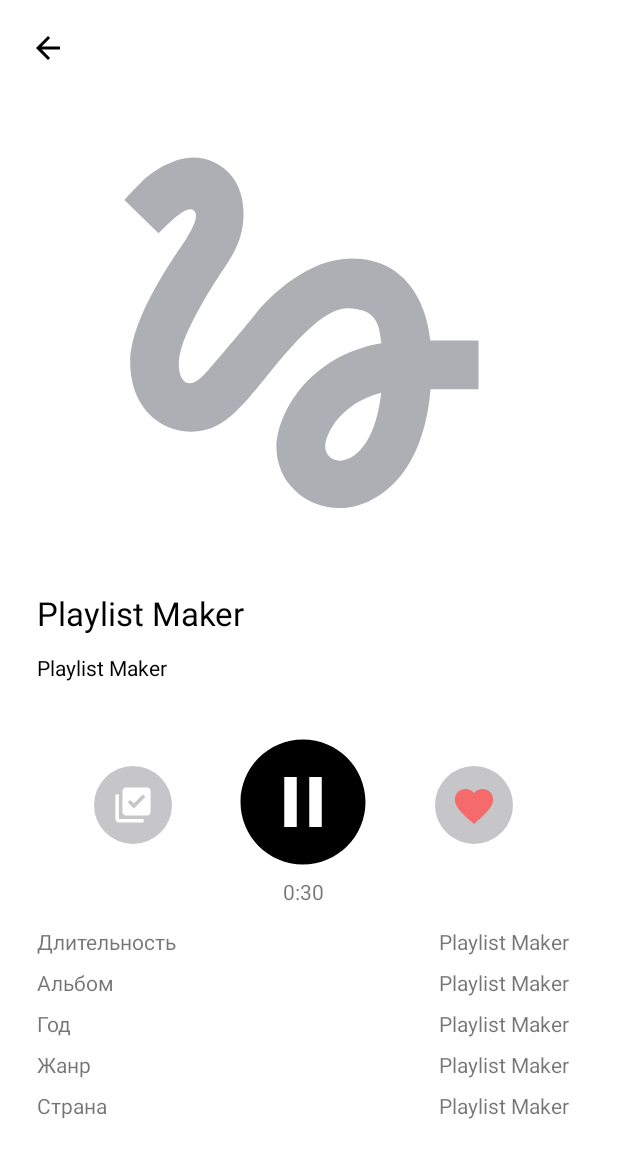
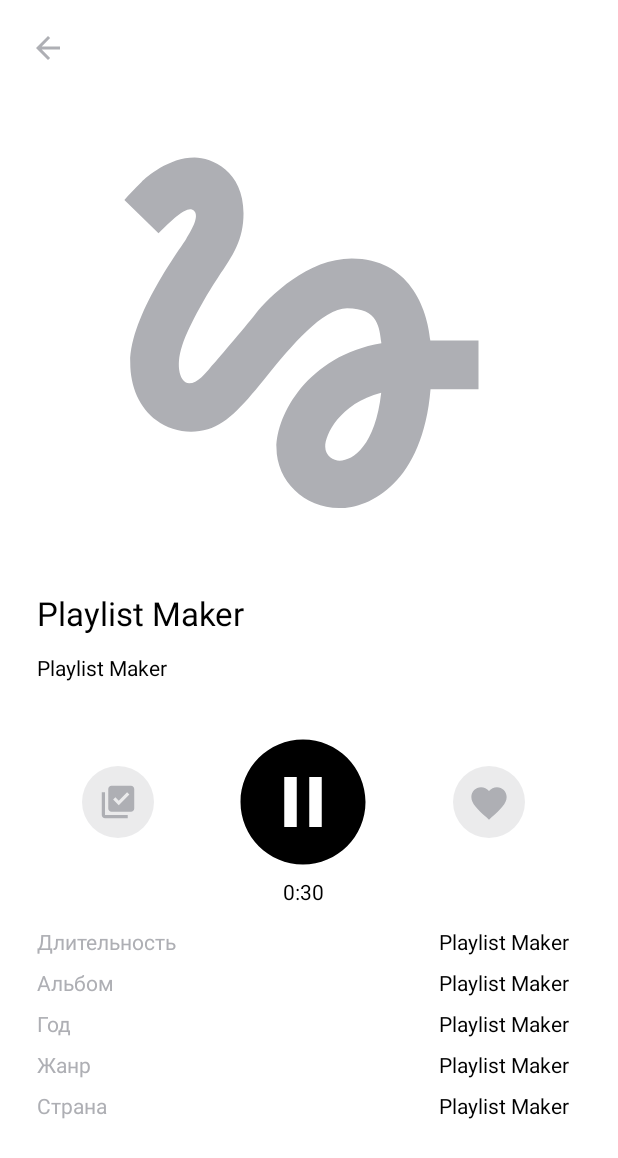
Before and after one commit to Plantik1337/PlaylistMaker, an Android app: the PlayerActivity screen opened directly, with no data from a screen before it, on a phone screen of 412 x 824 dp. Shown: the top 1158 px of the screen. Run offline under Robolectric (Android 15) with nearby library versions, the phone set to English and light mode, and no system bars; pictures from the network do not load; 9 statements that could not run were skipped.

Commit message:
Спринт 13

```diff
--- a/app/src/main/java/com/example/playlistmaker/PlayerActivity.kt
+++ b/app/src/main/java/com/example/playlistmaker/PlayerActivity.kt
@@ -1,10 +1,19 @@
 package com.example.playlistmaker
 
 import android.os.Bundle
+import android.view.View
+import android.widget.ImageButton
+import android.widget.ImageView
 import android.widget.TextView
 import androidx.appcompat.app.AppCompatActivity
+import com.bumptech.glide.Glide
+import java.text.SimpleDateFormat
+import java.time.Instant
+import java.time.Year
+import java.time.format.DateTimeFormatter
+import java.util.Locale
 
-class PlayerActivity: AppCompatActivity() {
+class PlayerActivity : AppCompatActivity() {
 
 
     override fun onCreate(savedInstanceState: Bundle?) {
@@ -15,19 +24,45 @@ class PlayerActivity: AppCompatActivity() {
         val sharedPreferences = getSharedPreferences(HISTORY_LIST, MODE_PRIVATE)
         val contentForPage = historyTransaction.read(sharedPreferences)
 
+        val backButton = findViewById<ImageButton>(R.id.menu_button)
+        backButton.setOnClickListener {
+            finish()
+        }
+
+        val trackName = findViewById<TextView>(R.id.songNamePlayer)
+        val autorName = findViewById<TextView>(R.id.autorName)
+        val albumImage = findViewById<ImageView>(R.id.albumPlayerImageView)
         val duration = findViewById<TextView>(R.id.playerSongDurationTextViewData)
         val album = findViewById<TextView>(R.id.playerAlbumNameData)
+        val albumMessage = findViewById<TextView>(R.id.playerAlbumName)
         val yearOfRelease = findViewById<TextView>(R.id.yearOfReliseData)
         val genre = findViewById<TextView>(R.id.genreData)
         val country = findViewById<TextView>(R.id.сountryData)
 
-        duration.setText(contentForPage[0].trackTimeMillis)
-//        if (contentForPage[0].collectionName.isNullOrEmpty() or contentForPage[0].collectionName.equals(contentForPage[0].trackName) ){
-//            album.visibility = View.GONE
-//        }else{}
+        trackName.setText(contentForPage[0].trackName)
+        autorName.setText(contentForPage[0].artistName)
+
+        Glide.with(albumImage)
+            .load(contentForPage[0].artworkUrl100.replaceAfterLast('/', "512x512bb.jpg"))
+            .placeholder(R.drawable.placeholder)
+            .error(R.drawable.placeholder)
+            .into(albumImage)
+
+        duration.setText(
+            SimpleDateFormat(
+                "mm:ss",
+                Locale.getDefault()
+            ).format(contentForPage[0].trackTimeMillis.toLong())
+        )
+
+        if(contentForPage[0].collectionExplicitness == "notExplicit"){
+            albumMessage.visibility = View.GONE
+            album.visibility = View.GONE
+        }
+        else{
             album.setText(contentForPage[0].collectionName)
-
-        yearOfRelease.setText(contentForPage[0].releaseDate)
+        }
+        yearOfRelease.setText(contentForPage[0].releaseDate.substring(0, 4))
         genre.setText(contentForPage[0].primaryGenreName)
         country.setText(contentForPage[0].country)
     }
--- a/app/src/main/java/com/example/playlistmaker/Track.kt
+++ b/app/src/main/java/com/example/playlistmaker/Track.kt
@@ -14,4 +14,5 @@ data class Track(
     val country: String,
     val primaryGenreName: String,
     val collectionName: String,
+    val collectionExplicitness: String,
 )
--- a/app/src/main/res/layout/activity_player.xml
+++ b/app/src/main/res/layout/activity_player.xml
@@ -8,6 +8,7 @@
 
     <ImageButton
         android:id="@+id/menu_button"
+        style="@style/button_menu"
         android:layout_width="48dp"
         android:layout_height="48dp"
         android:layout_marginStart="8dp"
@@ -50,6 +51,7 @@
         app:layout_constraintTop_toBottomOf="@id/top_guideline" />
 
     <TextView
+        style="@style/playerDataText"
         android:id="@+id/songNamePlayer"
         android:layout_width="wrap_content"
         android:layout_height="wrap_content"
@@ -61,6 +63,7 @@
         app:layout_constraintTop_toBottomOf="@id/albumPlayerImageView" />
 
     <TextView
+        style="@style/playerDataText"
         android:id="@+id/autorName"
         android:layout_width="wrap_content"
         android:layout_height="wrap_content"
@@ -73,6 +76,7 @@
 
     <ImageView
         android:id="@+id/playPauseButton"
+        style="@style/playButton"
         android:layout_width="100dp"
         android:layout_height="100dp"
         android:layout_marginTop="30dp"
@@ -83,110 +87,131 @@
 
     <ImageView
         android:id="@+id/imageView"
-        android:layout_width="52dp"
-        android:layout_height="52dp"
+        android:layout_width="48dp"
+        android:layout_height="48dp"
         android:layout_marginTop="56dp"
+        android:layout_marginEnd="20dp"
         android:src="@drawable/button_add"
         app:layout_constraintEnd_toStartOf="@+id/playPauseButton"
         app:layout_constraintStart_toEndOf="@id/left_guideline"
-        app:layout_constraintTop_toBottomOf="@id/autorName" />
+        app:layout_constraintTop_toBottomOf="@id/autorName"
+        app:tint="@color/grey" />
 
     <ImageView
-        android:layout_width="52dp"
-        android:layout_height="52dp"
+        android:layout_width="48dp"
+        android:layout_height="48dp"
+        android:layout_marginStart="20dp"
         android:layout_marginTop="56dp"
         android:src="@drawable/button_like"
         app:layout_constraintEnd_toStartOf="@+id/right_guideline"
         app:layout_constraintStart_toEndOf="@+id/playPauseButton"
-        app:layout_constraintTop_toBottomOf="@id/autorName" />
+        app:layout_constraintTop_toBottomOf="@id/autorName"
+        app:tint="@color/grey" />
+
     <TextView
+        style="@style/playerDataText"
         android:id="@+id/trackTimeView"
         android:layout_width="wrap_content"
         android:layout_height="wrap_content"
         android:text="0:30"
-        app:layout_constraintTop_toBottomOf="@id/playPauseButton"
         app:layout_constraintEnd_toStartOf="@id/right_guideline"
         app:layout_constraintStart_toEndOf="@id/left_guideline"
-        />
+        app:layout_constraintTop_toBottomOf="@id/playPauseButton" />
 
     <TextView
         android:id="@+id/playerSongDurationTextView"
         android:layout_width="wrap_content"
         android:layout_height="wrap_content"
+        android:layout_marginTop="14dp"
         android:text="Длительность"
+        android:textColor="@color/grey"
         app:layout_constraintStart_toEndOf="@id/left_guideline"
-        app:layout_constraintTop_toBottomOf="@id/trackTimeView"
-        android:layout_marginTop="14dp"/>
+        app:layout_constraintTop_toBottomOf="@id/trackTimeView" />
+
     <TextView
+        style="@style/playerDataText"
         android:id="@+id/playerSongDurationTextViewData"
         android:layout_width="wrap_content"
         android:layout_height="wrap_content"
         android:text="@string/app_name"
         app:layout_constraintBaseline_toBaselineOf="@id/playerSongDurationTextView"
-        app:layout_constraintEnd_toStartOf="@id/right_guideline"/>
+        app:layout_constraintEnd_toStartOf="@id/right_guideline" />
 
     <TextView
         android:id="@+id/playerAlbumName"
         android:layout_width="wrap_content"
         android:layout_height="wrap_content"
+        android:layout_marginTop="8dp"
         android:text="Альбом"
+        android:textColor="@color/grey"
         android:visibility="visible"
         app:layout_constraintStart_toEndOf="@id/left_guideline"
-        app:layout_constraintTop_toBottomOf="@id/playerSongDurationTextView"
-        android:layout_marginTop="8dp"/>
+        app:layout_constraintTop_toBottomOf="@id/playerSongDurationTextView" />
+
     <TextView
+        style="@style/playerDataText"
         android:id="@+id/playerAlbumNameData"
         android:layout_width="wrap_content"
         android:layout_height="wrap_content"
         android:text="@string/app_name"
         app:layout_constraintBaseline_toBaselineOf="@id/playerAlbumName"
-        app:layout_constraintEnd_toStartOf="@id/right_guideline"/>
+        app:layout_constraintEnd_toStartOf="@id/right_guideline" />
 
     <TextView
         android:id="@+id/yearOfRelise"
         android:layout_width="wrap_content"
         android:layout_height="wrap_content"
+        android:layout_marginTop="8dp"
         android:text="Год"
+        android:textColor="@color/grey"
         app:layout_constraintStart_toEndOf="@id/left_guideline"
-        app:layout_constraintTop_toBottomOf="@id/playerAlbumName"
-        android:layout_marginTop="8dp"/>
+        app:layout_constraintTop_toBottomOf="@id/playerAlbumName" />
+
     <TextView
+        style="@style/playerDataText"
         android:id="@+id/yearOfReliseData"
         android:layout_width="wrap_content"
         android:layout_height="wrap_content"
         android:text="@string/app_name"
         app:layout_constraintBaseline_toBaselineOf="@id/yearOfRelise"
-        app:layout_constraintEnd_toStartOf="@id/right_guideline"/>
+        app:layout_constraintEnd_toStartOf="@id/right_guideline" />
+
     <TextView
         android:id="@+id/genre"
         android:layout_width="wrap_content"
         android:layout_height="wrap_content"
+        android:layout_marginTop="8dp"
+        android:text="Жанр"
+        android:textColor="@color/grey"
         app:layout_constraintStart_toEndOf="@id/left_guideline"
-        app:layout_constraintTop_toBottomOf="@id/yearOfRelise"
-        android:text="Жанр"
-        android:layout_marginTop="8dp"
-        />
+        app:layout_constraintTop_toBottomOf="@id/yearOfRelise" />
+
     <TextView
+        style="@style/playerDataText"
         android:id="@+id/genreData"
         android:layout_width="wrap_content"
         android:layout_height="wrap_content"
         android:text="@string/app_name"
         app:layout_constraintBaseline_toBaselineOf="@id/genre"
-        app:layout_constraintEnd_toStartOf="@id/right_guideline"/>
+        app:layout_constraintEnd_toStartOf="@id/right_guideline" />
+
     <TextView
         android:id="@+id/сountry"
         android:layout_width="wrap_content"
         android:layout_height="wrap_content"
+        android:layout_marginTop="8dp"
+        android:text="Страна"
+        android:textColor="@color/grey"
         app:layout_constraintStart_toEndOf="@id/left_guideline"
-        app:layout_constraintTop_toBottomOf="@id/genre"
-        android:text="Страна"
-        android:layout_marginTop="8dp"/>
+        app:layout_constraintTop_toBottomOf="@id/genre" />
+
     <TextView
+        style="@style/playerDataText"
         android:id="@+id/сountryData"
         android:layout_width="wrap_content"
         android:layout_height="wrap_content"
         android:text="@string/app_name"
         app:layout_constraintBaseline_toBaselineOf="@id/сountry"
-        app:layout_constraintEnd_toStartOf="@id/right_guideline"/>
+        app:layout_constraintEnd_toStartOf="@id/right_guideline" />
 
 </androidx.constraintlayout.widget.ConstraintLayout>
--- a/app/src/main/res/layout/v_track_line.xml
+++ b/app/src/main/res/layout/v_track_line.xml
@@ -3,7 +3,8 @@
     xmlns:app="http://schemas.android.com/apk/res-auto"
     xmlns:tools="http://schemas.android.com/tools"
     android:layout_width="match_parent"
-    android:layout_height="@dimen/trackBlockHeight">
+    android:layout_height="@dimen/trackBlockHeight"
+    android:foreground="?attr/selectableItemBackground">
 
     <LinearLayout
         style="@style/trackListStyle"
--- a/app/src/main/res/values-night/styles.xml
+++ b/app/src/main/res/values-night/styles.xml
@@ -88,5 +88,14 @@
         <item name="android:textAllCaps">false</item>
         <item name="android:fontFamily">@font/ys_display_regular</item>
     </style>
+    <style name="button_menu">
+        <item name="tint">@color/white</item>
+    </style>
+    <style name="playButton">
+        <item name="tint">@color/white</item>
+    </style>
+    <style name="playerDataText">
+        <item name="android:textColor">@color/white</item>
+    </style>
 
 </resources>
--- a/app/src/main/res/values/styles.xml
+++ b/app/src/main/res/values/styles.xml
@@ -89,4 +89,13 @@
         <item name="android:fontFamily">@font/ys_display_regular</item>
     </style>
 
+    <style name="button_menu">
+        <item name="tint">@color/grey</item>
+    </style>
+    <style name="playButton">
+        <item name="tint">@color/black</item>
+    </style>
+    <style name="playerDataText">
+        <item name="android:textColor">@color/black</item>
+    </style>
 </resources>
```
